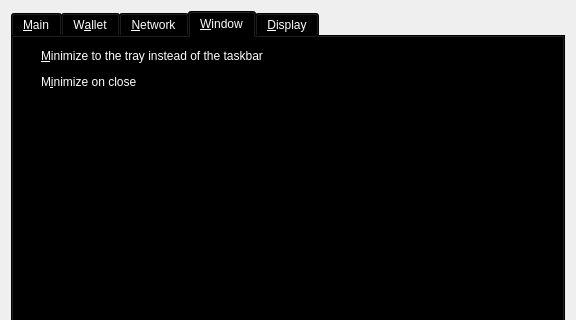
duality-solutions/Dynamic, file src/qt/forms/optionsdialog.ui: the form before one commit; both pictures show x 0 to 576 and y 0 to 320 of the 576 by 494 pixel window.
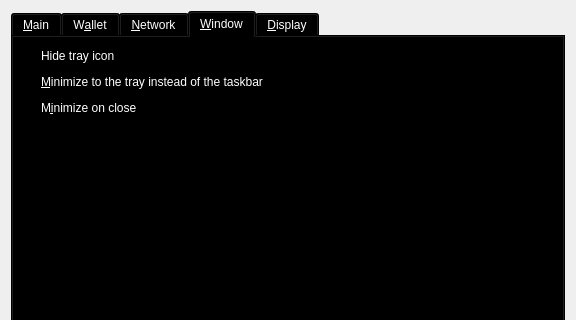
The form after the commit. The open tabs and pages were chosen to show the change. Custom widgets are drawn as their Qt base class.

Patch:
```diff
--- a/src/qt/forms/optionsdialog.ui
+++ b/src/qt/forms/optionsdialog.ui
@@ -6842,6 +6842,16 @@
        <string>&amp;Window</string>
       </attribute>
       <layout class="QVBoxLayout" name="verticalLayout_Window">
+       <item>
+        <widget class="QCheckBox" name="hideTrayIcon">
+         <property name="toolTip">
+          <string>&amp;Hide the icon from the system tray.</string>
+         </property>
+         <property name="text">
+          <string>Hide tray icon</string>
+         </property>
+        </widget>
+       </item>
        <item>
         <widget class="QCheckBox" name="minimizeToTray">
          <property name="palette">
```
